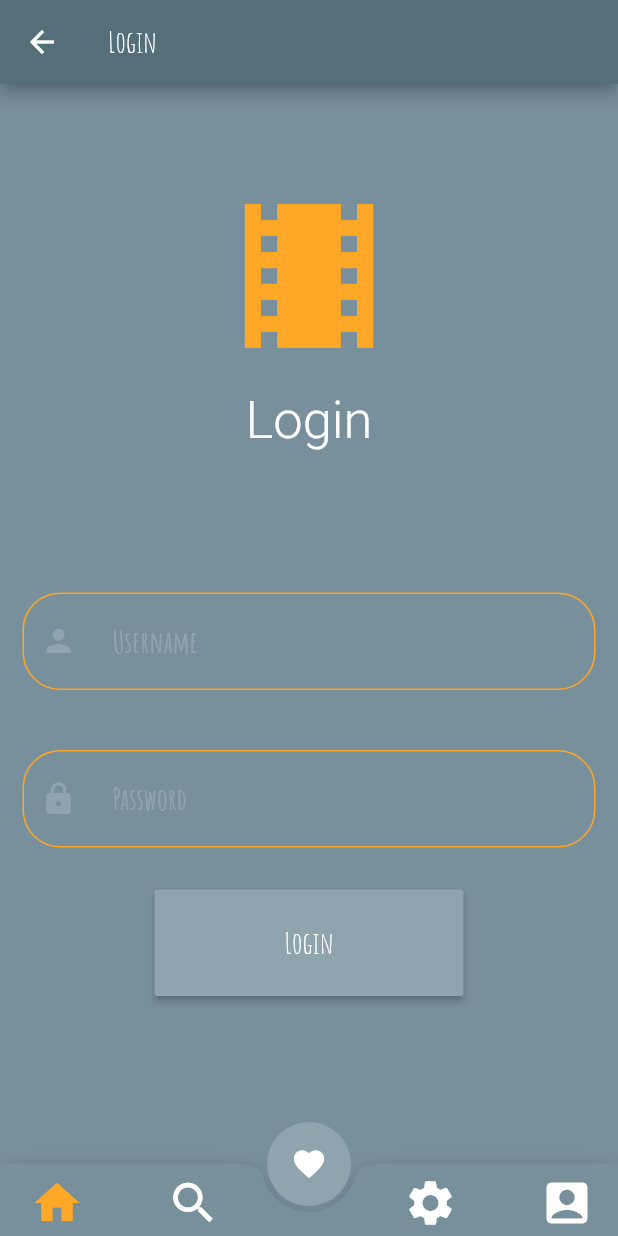
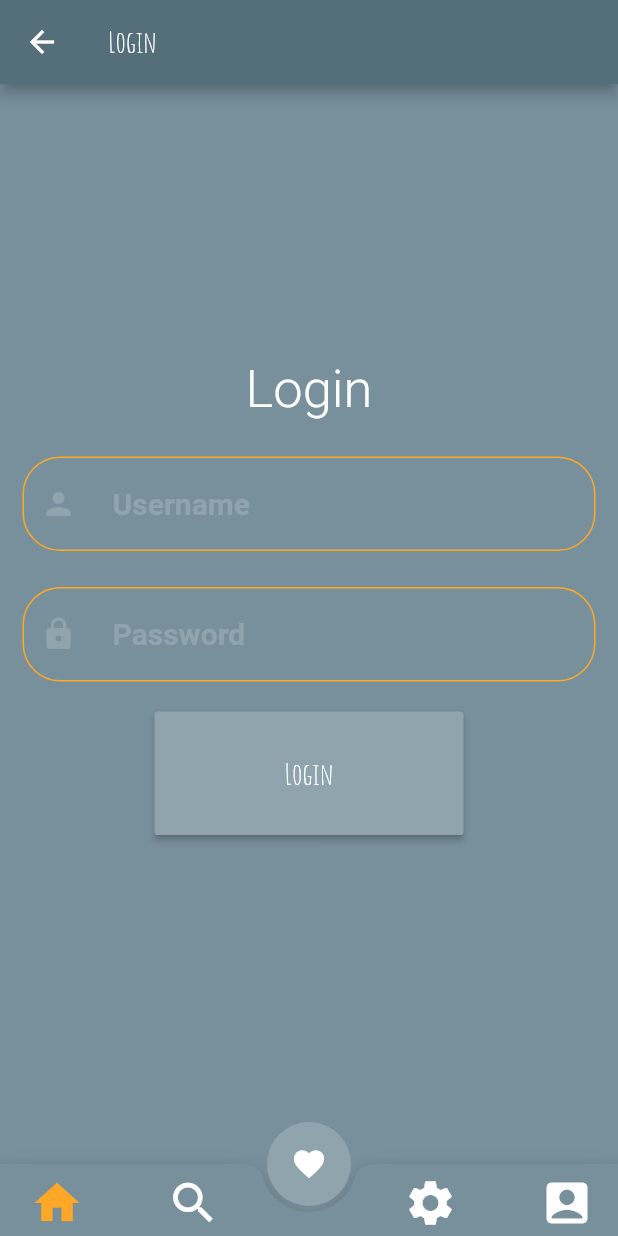
Before and after one commit to OTanTalum/Filmster, a Flutter app: the LoginPage screen opened directly, on a phone screen of 412 x 824 dp. Run offline on Flutter 3.47's test engine with Material 2 defaults, Android fonts, the phone set to English and light mode, and no system bars; our stand-ins replace firebase_analytics, firebase_crashlytics, package_info, shared_preferences; missing offline and left inert: admob_flutter, dartpedia; accounts and stored records are empty; network calls fail; Roboto replaces fonts that are missing (MPLUSRounded1c); statements that could not run were skipped.

Commit message:
version: 0.0.1+57
fix login page
fix overflowed trnding page
fix bug with login word
fix bug with runtime

```diff
--- a/lib/localization/languages/PT.dart
+++ b/lib/localization/languages/PT.dart
@@ -13,4 +13,5 @@ const PT = {
   WordKeys.enterTVName: "Ingrese el nombre de la TV",
   WordKeys.day: "Día",
   WordKeys.week: "Semana",
+  WordKeys.login: "Login",
 };
--- a/lib/localization/languages/rus.dart
+++ b/lib/localization/languages/rus.dart
@@ -13,4 +13,5 @@ const RUS = {
   WordKeys.enterTVName: "Введите название сериала",
   WordKeys.day: "День",
   WordKeys.week: "Неделя",
+  WordKeys.login: "Вход",
 };
--- a/lib/model/film.dart
+++ b/lib/model/film.dart
@@ -97,7 +97,7 @@ class Film {
     if(json['runtime']!=null) {
       runtime = json['runtime'];
     }
-    else{
+    else if(json['episode_run_time']!=null){
       runtime = json['episode_run_time'].first;
     }
     if (json['spoken_languages'] != null)
--- a/lib/page/loginPage.dart
+++ b/lib/page/loginPage.dart
@@ -20,12 +20,11 @@ class LoginPage extends StatefulWidget {
 }
 
 class _LoginPageState extends State<LoginPage> {
-
   final textController = TextEditingController();
 
   @override
   void initState() {
-    textController.addListener(()=> print(textController.text));
+    textController.addListener(() => print(textController.text));
     super.initState();
   }
 
@@ -36,14 +35,14 @@ class _LoginPageState extends State<LoginPage> {
 
   @override
   Widget build(BuildContext context) {
+    print(AppLocalizations().translate(context, WordKeys.login));
     var myColors = Provider.of<ThemeProvider>(context, listen: false);
     return WillPopScope(
-      onWillPop: (){
-        Provider.of<SettingsProvider>(context, listen: false)
-            .changePage(0);
+      onWillPop: () {
+        Provider.of<SettingsProvider>(context, listen: false).changePage(0);
         Navigator.of(context).pop();
       },
-      child:Scaffold(
+      child: Scaffold(
         backgroundColor: myColors.currentBackgroundColor,
         appBar: AppBar(
           title: Text(
@@ -59,26 +58,17 @@ class _LoginPageState extends State<LoginPage> {
           onPressed: () {},
           elevation: 0,
           backgroundColor: myColors.currentSecondaryColor,
-          child: Icon(
-              Icons.favorite,
-              color: myColors.currentFontColor
-          ),
+          child: Icon(Icons.favorite, color: myColors.currentFontColor),
         ),
         floatingActionButtonLocation: FloatingActionButtonLocation.centerDocked,
         //drawer: DrawerMenu().build(context),
-        body: Column(
-            mainAxisAlignment: MainAxisAlignment.spaceBetween,
-            children: [
-              Padding(
-                padding: EdgeInsets.only(top: 64),
-                child: Icon(
-                  Icons.local_movies,
-                  size: 128,
-                  color: myColors.currentMainColor,
+        body: Column(mainAxisAlignment: MainAxisAlignment.center, children: [
+          Expanded(
+            child: SizedBox(
+              height: 64,
             ),
           ),
-              Expanded(
-                child: Padding(
+          Padding(
               padding: EdgeInsets.symmetric(vertical: 12),
               child: Text(
                 AppLocalizations().translate(context, WordKeys.login),
@@ -89,33 +79,34 @@ class _LoginPageState extends State<LoginPage> {
                     color: myColors.currentFontColor),
               ),
             ),
-              ),
+
           buildInput("Username"),
           buildInput("Password"),
+          buildButton(),
           Expanded(
-                  child:buildButton(),
+            child: SizedBox(
+              height: 48,
             ),
-              SizedBox(
-                height: 64,
           ),
         ]),
       ),
     );
   }
 
-  buildButton(){
+  buildButton() {
     var myColors = Provider.of<ThemeProvider>(context, listen: false);
     return Padding(
-        padding: const EdgeInsets.only(bottom:40.0),
-        child:  ButtonBar(
-          buttonHeight: MediaQuery.of(context).size.width*0.2,
-          buttonMinWidth: MediaQuery.of(context).size.width*0.5,
-            children:[
+        padding: const EdgeInsets.only(bottom: 40.0),
+        child: ButtonBar(
+            buttonHeight: MediaQuery.of(context).size.width * 0.2,
+            buttonMinWidth: MediaQuery.of(context).size.width * 0.5,
+            children: [
               RaisedButton(
-                onPressed:(){
+                onPressed: () {
                   print("Hello");
                 },
-                child:Text("Login",
+                child: Text(
+                  "Login",
                   style: TextStyle(
                     fontSize: 20,
                     color: myColors.currentFontColor,
@@ -125,24 +116,20 @@ class _LoginPageState extends State<LoginPage> {
                 color: myColors.currentSecondaryColor,
               )
             ],
-            alignment:MainAxisAlignment.center,
-            mainAxisSize:MainAxisSize.max
-        )
-    );
+            alignment: MainAxisAlignment.center,
+            mainAxisSize: MainAxisSize.max));
   }
 
   buildInput(String fieldName) {
     return Padding(
-        padding: EdgeInsets.symmetric(horizontal: 15, vertical: 20.0),
+        padding: EdgeInsets.symmetric(horizontal: 15, vertical: 12.0),
         child: TextField(
           controller: textController,
           cursorRadius: Radius.circular(15),
           cursorColor: Provider.of<ThemeProvider>(context).currentMainColor,
           decoration: new InputDecoration(
             prefixIcon: Icon(
-             fieldName=="Username"
-              ? Icons.person
-              : Icons.lock,
+              fieldName == "Username" ? Icons.person : Icons.lock,
               color: Provider.of<ThemeProvider>(context).currentSecondaryColor,
             ),
             prefix: SizedBox(
@@ -163,11 +150,13 @@ class _LoginPageState extends State<LoginPage> {
             hintStyle: TextStyle(
                 color:
                     Provider.of<ThemeProvider>(context).currentSecondaryColor,
-                fontFamily: "AmaticSC"),
+              fontFamily: "MPLUSRounded1c",
+              fontWeight: FontWeight.w700,
+            ),
             hintText: fieldName,
           ),
           style: TextStyle(
-            fontFamily: "AmaticSC",
+            fontFamily: "MPLUSRounded1c",
             fontWeight: FontWeight.w700,
             textBaseline: null,
             color: Provider.of<ThemeProvider>(context).currentFontColor,
--- a/lib/widgets/CustomeBottomNavigationBar.dart
+++ b/lib/widgets/CustomeBottomNavigationBar.dart
@@ -30,81 +30,37 @@ class CustomeBottomNavigationBar extends StatefulWidget {
           child: Row(
             mainAxisAlignment: MainAxisAlignment.spaceBetween,
             children: <Widget>[
-              IconButton(
-                onPressed: () {
-                  if(Provider
-                      .of<SettingsProvider>(context,listen: false)
-                      .currentPage != 0) {
-                    Provider.of<SettingsProvider>(context, listen: false)
-                        .changePage(0);
-                    Navigator.of(context).pushAndRemoveUntil(
-                        MaterialPageRoute(builder: (_) => MyHomePage()),(Route<dynamic> route) => false);
-                  }
-                },
-                icon: Icon(
-                  Icons.home,
-                  color: Provider
-                      .of<SettingsProvider>(context)
-                      .currentPage == 0
-                      ? myColors.currentMainColor
-                      : myColors.currentFontColor,
-                  size: 36,
-                ),
-              ),
-              IconButton(
-                onPressed: () {
-                  Provider.of<SettingsProvider>(context, listen: false)
-                      .changePage(1);
-                  Navigator.of(context).push(MaterialPageRoute(
-                      builder: (_) => FilmsPage(type: "movie")));
-                },
-                icon: Icon(
-                  Icons.search,
-                  color: Provider
-                      .of<SettingsProvider>(context)
-                      .currentPage == 1
-                      ? myColors.currentMainColor
-                      : myColors.currentFontColor,
-                  size: 36,
-                ),
-              ),
+              _buildIcon(0, MyHomePage(), Icons.home),
+              _buildIcon(1, FilmsPage(type: "movie"), Icons.search),
               SizedBox(width: 24),
-              IconButton(
-                onPressed: () {
-                  Provider.of<SettingsProvider>(context, listen: false)
-                      .changePage(2);
-                  Navigator.of(context).push(
-                      MaterialPageRoute(builder: (_) => SettingsPage()));
-                },
-                icon: Icon(
-                  Icons.settings,
-                  color: Provider
-                      .of<SettingsProvider>(context)
-                      .currentPage == 2
-                      ? myColors.currentMainColor
-                      : myColors.currentFontColor,
-                  size: 36,
-                ),
-              ),
-                IconButton(
-                  onPressed: () {
-                     Provider.of<SettingsProvider>(context, listen:false).changePage(3);
-                     Navigator.of(context).push(
-                         MaterialPageRoute(builder: (_) => LoginPage()));
-                  },
-                  icon: Icon(
-                    Icons.account_box,
-                    color: Provider
-                        .of<SettingsProvider>(context)
-                        .currentPage == 3
-                        ? myColors.currentMainColor
-                        : myColors.currentFontColor,
-                    size: 36,
-                  ),
-              ),
+              _buildIcon(2, SettingsPage(), Icons.settings),
+              _buildIcon(3, LoginPage(), Icons.account_box),
             ],
           ),
         ),
       );
   }
+
+  _buildIcon(int index, page, icon) {
+    var myColors = Provider.of<ThemeProvider>(context, listen: false);
+    return IconButton(
+      onPressed: () {
+        if (Provider.of<SettingsProvider>(context, listen: false).currentPage !=
+            index) {
+          Provider.of<SettingsProvider>(context, listen: false)
+              .changePage(index);
+          Navigator.of(context).pushAndRemoveUntil(
+              MaterialPageRoute(builder: (_) => page),
+              (Route<dynamic> route) => false);
+        }
+      },
+      icon: Icon(
+       icon,
+        color: Provider.of<SettingsProvider>(context).currentPage == index
+            ? myColors.currentMainColor
+            : myColors.currentFontColor,
+        size: 36,
+      ),
+    );
+  }
 }
```
Also changed, not shown: lib/page/films.dart (+26 -1 lines), lib/page/trendingPage.dart (+24 -36 lines), pubspec.lock, 2 other files. Lines whose indentation alone changed are shown as unchanged.
